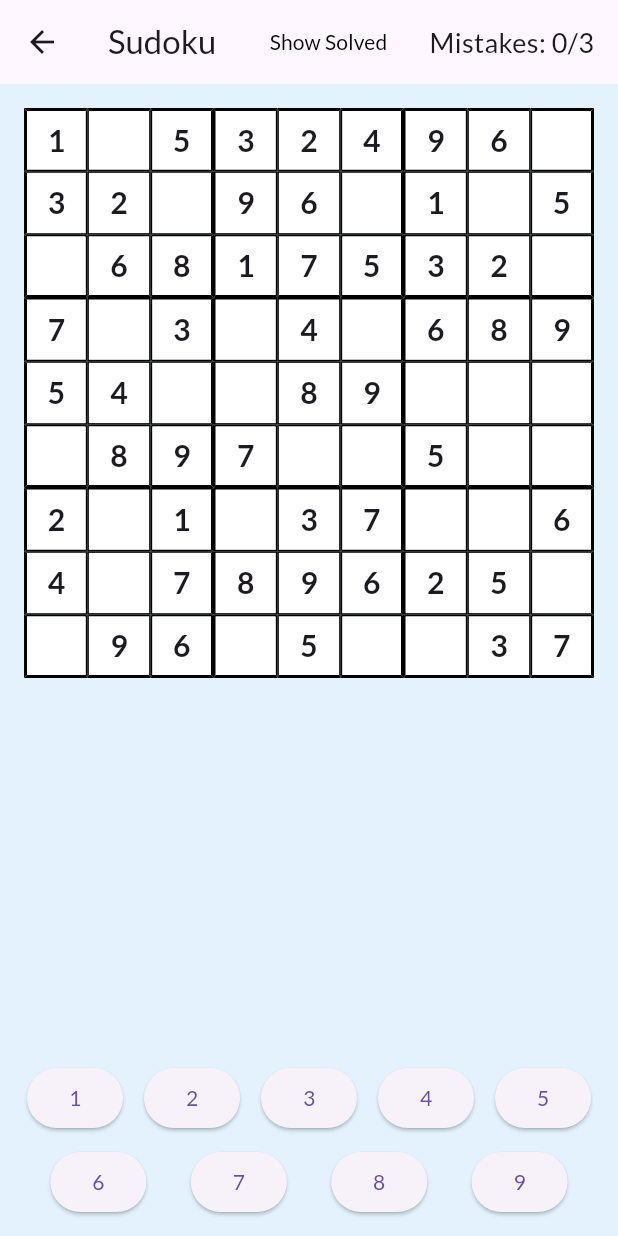
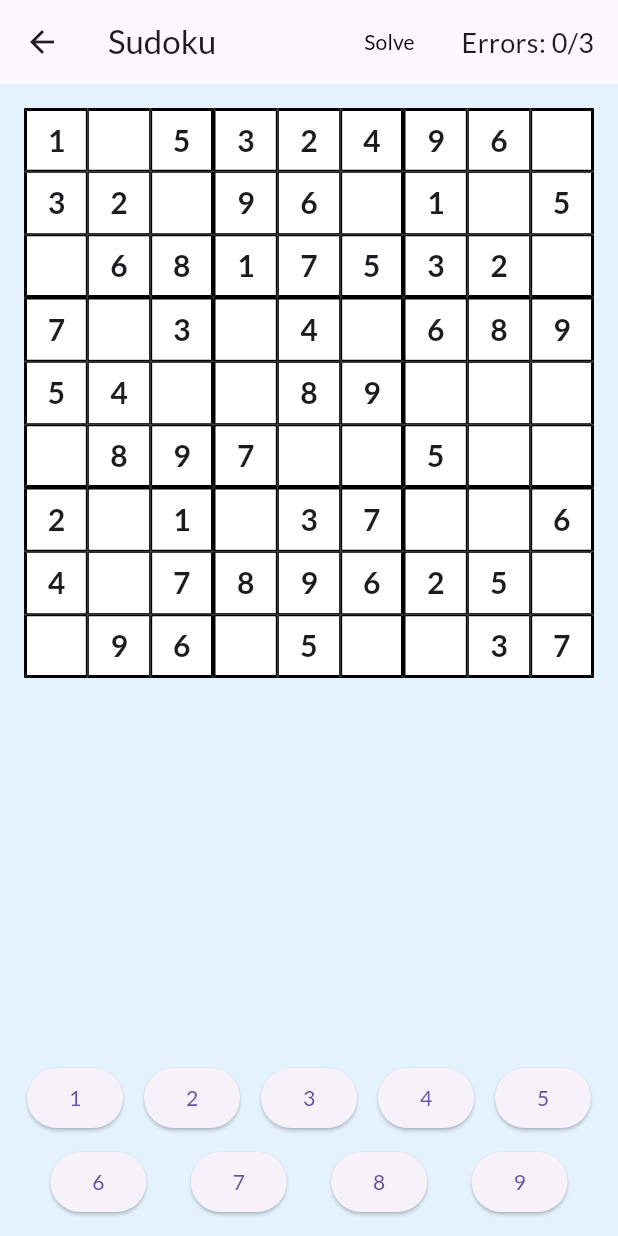
Before and after one commit to seanr89/Sudokme, a Flutter app: the SudokuScreen screen opened directly, on a phone screen of 412 x 824 dp. Run offline on Flutter 3.47's test engine with Material 3 defaults, Android fonts, the light colour scheme and no system bars; our stand-ins replace google_fonts.

Commit message:
more small edits to UI

```diff
--- a/src/lib/main.dart
+++ b/src/lib/main.dart
@@ -157,15 +157,12 @@ class SudokuScreenState extends State<SudokuScreen> {
                   _showSolution = true;
                 });
               },
-              child: const Text(
-                'Show Solved',
-                style: TextStyle(color: Colors.black),
-              ),
+              child: const Text('Solve', style: TextStyle(color: Colors.black)),
             ),
           ),
           Center(
             child: Text(
-              'Mistakes: ${_sudokuLogic.mistakes}/3',
+              'Errors: ${_sudokuLogic.mistakes}/3',
               style: const TextStyle(fontSize: 18),
             ),
           ),
```
